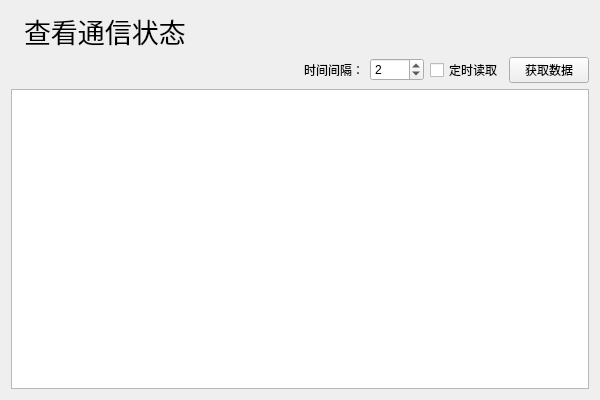
This is rzpctrl/src/ratestatepage.ui in suda-ee/miscprojectsrepo as Qt 5 draws it before an edit. The edited form follows.
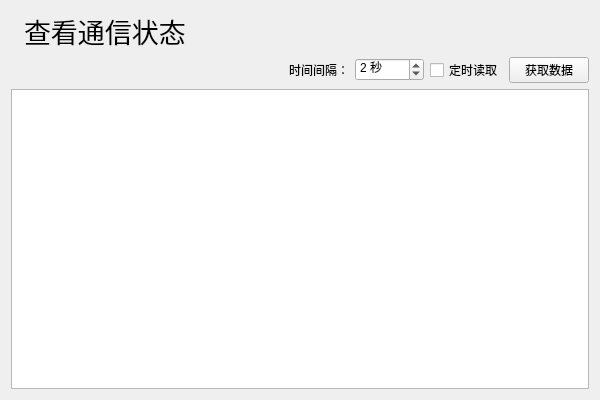
This is the edited form. Icons and pictures are not drawn.

```diff
--- a/rzpctrl/src/ratestatepage.ui
+++ b/rzpctrl/src/ratestatepage.ui
@@ -79,6 +79,9 @@
      </item>
      <item>
       <widget class="QSpinBox" name="timeInterval">
+       <property name="suffix">
+        <string> 秒</string>
+       </property>
        <property name="minimum">
         <number>1</number>
        </property>
```
Left out of the diff: 17 changed lines with no effect on the pictures.
